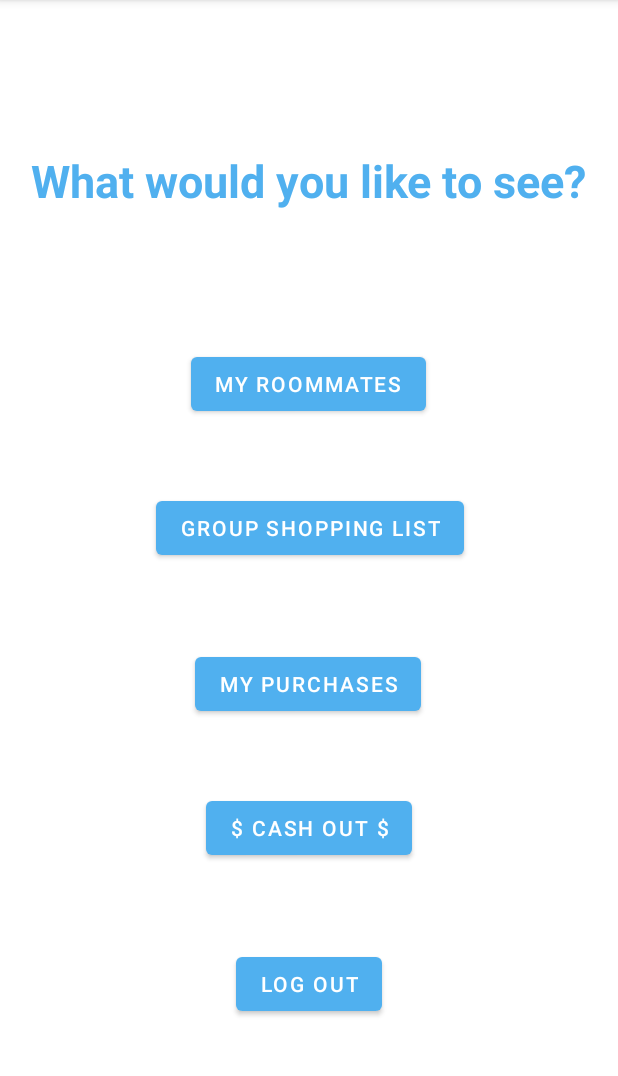
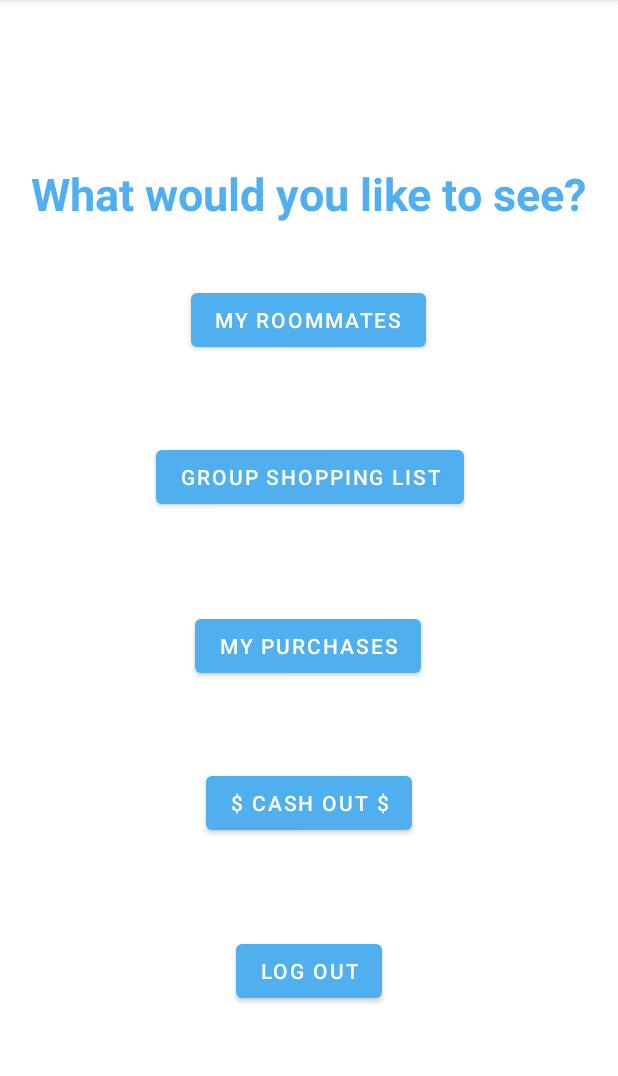
Before and after one commit to syannwa/Roommate_Shopping, an Android app: the MainNavigationActivity screen opened directly, with no data from a screen before it, on a phone screen of 412 x 824 dp, the part 84-1160 px from its top. Run offline under Robolectric (Android 15) with nearby library versions, the phone set to English and light mode, and no system bars; our stand-ins replace Firebase (no records; nobody signed in at launch, a user with empty details on screens opened directly).

Commit message:
navigation layout fixed maybe

```diff
--- a/app/src/main/res/layout/activity_main_navigation.xml
+++ b/app/src/main/res/layout/activity_main_navigation.xml
@@ -12,14 +12,16 @@
         android:layout_height="wrap_content"
         android:layout_marginStart="127dp"
         android:layout_marginLeft="127dp"
+        android:layout_marginTop="32dp"
         android:layout_marginEnd="128dp"
         android:layout_marginRight="128dp"
         android:layout_marginBottom="48dp"
         android:text="My Roommates"
         app:layout_constraintBottom_toTopOf="@+id/groupShoppingButton"
         app:layout_constraintEnd_toEndOf="parent"
-        app:layout_constraintHorizontal_bias="0.0"
-        app:layout_constraintStart_toStartOf="parent" />
+        app:layout_constraintHorizontal_bias="0.5"
+        app:layout_constraintStart_toStartOf="parent"
+        app:layout_constraintTop_toBottomOf="@+id/navTitle" />
 
     <Button
         android:id="@+id/logoutButton"
@@ -33,8 +35,9 @@
         android:text="Log Out"
         app:layout_constraintBottom_toBottomOf="parent"
         app:layout_constraintEnd_toEndOf="parent"
-        app:layout_constraintHorizontal_bias="0.0"
-        app:layout_constraintStart_toStartOf="parent" />
+        app:layout_constraintHorizontal_bias="0.5"
+        app:layout_constraintStart_toStartOf="parent"
+        app:layout_constraintTop_toBottomOf="@+id/cashOutButton" />
 
     <Button
         android:id="@+id/purchasesButton"
@@ -48,8 +51,9 @@
         android:text="My Purchases"
         app:layout_constraintBottom_toTopOf="@+id/cashOutButton"
         app:layout_constraintEnd_toEndOf="parent"
-        app:layout_constraintHorizontal_bias="0.0"
-        app:layout_constraintStart_toStartOf="parent" />
+        app:layout_constraintHorizontal_bias="0.5"
+        app:layout_constraintStart_toStartOf="parent"
+        app:layout_constraintTop_toBottomOf="@+id/groupShoppingButton" />
 
     <Button
         android:id="@+id/cashOutButton"
@@ -63,8 +67,9 @@
         android:text="$ Cash Out $"
         app:layout_constraintBottom_toTopOf="@+id/logoutButton"
         app:layout_constraintEnd_toEndOf="parent"
-        app:layout_constraintHorizontal_bias="0.0"
-        app:layout_constraintStart_toStartOf="parent" />
+        app:layout_constraintHorizontal_bias="0.5"
+        app:layout_constraintStart_toStartOf="parent"
+        app:layout_constraintTop_toBottomOf="@+id/purchasesButton" />
 
     <Button
         android:id="@+id/groupShoppingButton"
@@ -78,8 +83,9 @@
         android:text="Group Shopping List"
         app:layout_constraintBottom_toTopOf="@+id/purchasesButton"
         app:layout_constraintEnd_toEndOf="parent"
-        app:layout_constraintHorizontal_bias="0.0"
-        app:layout_constraintStart_toStartOf="parent" />
+        app:layout_constraintHorizontal_bias="0.5"
+        app:layout_constraintStart_toStartOf="parent"
+        app:layout_constraintTop_toBottomOf="@+id/roommatesListButton" />
 
     <TextView
         android:id="@+id/navTitle"
@@ -96,7 +102,9 @@
         android:textSize="30sp"
         android:textStyle="bold"
         android:typeface="sans"
+        app:layout_constraintBottom_toTopOf="@+id/roommatesListButton"
         app:layout_constraintEnd_toEndOf="parent"
+        app:layout_constraintHorizontal_bias="0.5"
         app:layout_constraintStart_toStartOf="parent"
         app:layout_constraintTop_toTopOf="parent" />
 </androidx.constraintlayout.widget.ConstraintLayout>
```
